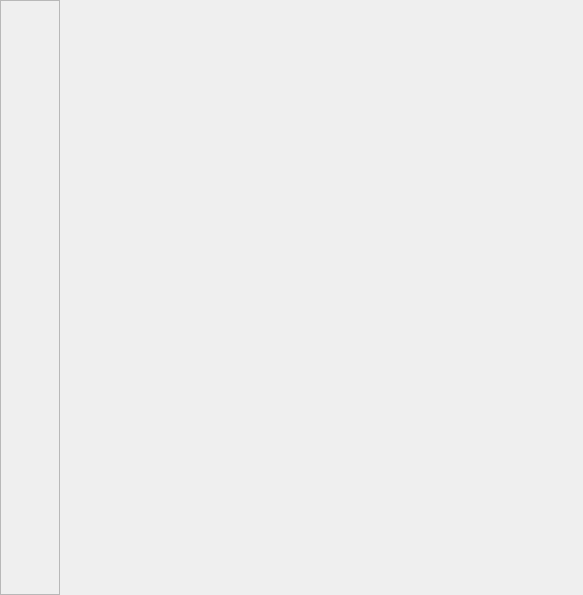
Above: App/ui_files/chat_house.ui from Wizard-collab/Wizard before the change. Below: the same form after it.
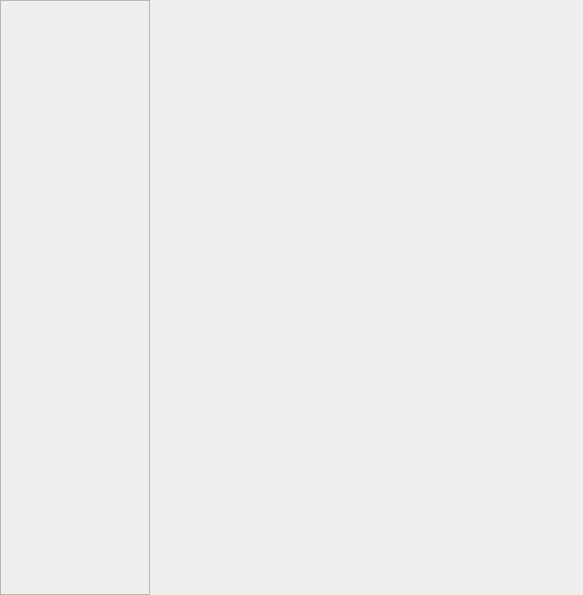
That is the form after the change.

The edit to the form file:
```diff
--- a/App/ui_files/chat_house.ui
+++ b/App/ui_files/chat_house.ui
@@ -33,13 +33,13 @@
     <widget class="QFrame" name="chat_house_rooms_frame">
      <property name="minimumSize">
       <size>
-       <width>60</width>
+       <width>150</width>
        <height>0</height>
       </size>
      </property>
      <property name="maximumSize">
       <size>
-       <width>50</width>
+       <width>150</width>
        <height>16777215</height>
       </size>
      </property>
@@ -54,16 +54,16 @@
        <number>1</number>
       </property>
       <property name="leftMargin">
-       <number>5</number>
+       <number>0</number>
       </property>
       <property name="topMargin">
-       <number>5</number>
+       <number>0</number>
       </property>
       <property name="rightMargin">
-       <number>5</number>
+       <number>0</number>
       </property>
       <property name="bottomMargin">
-       <number>5</number>
+       <number>0</number>
       </property>
       <item>
        <layout class="QVBoxLayout" name="chat_house_rooms_frame_layout"/>
```
Left out of the diff: 6 changed lines with no effect on the pictures.
